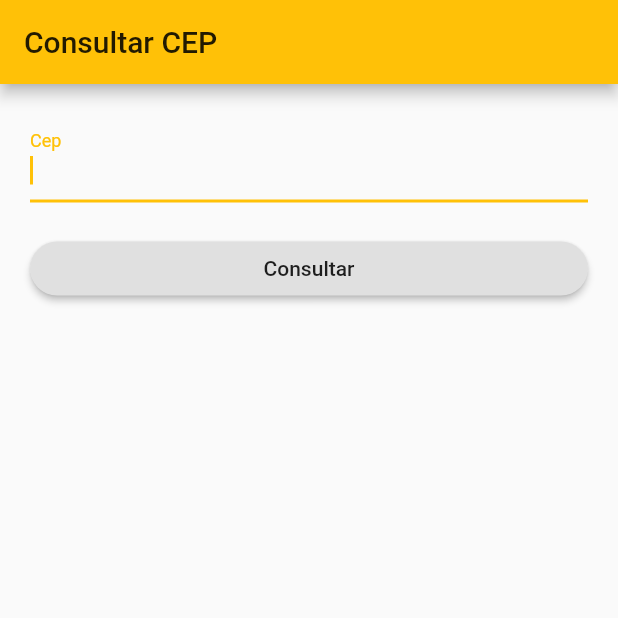
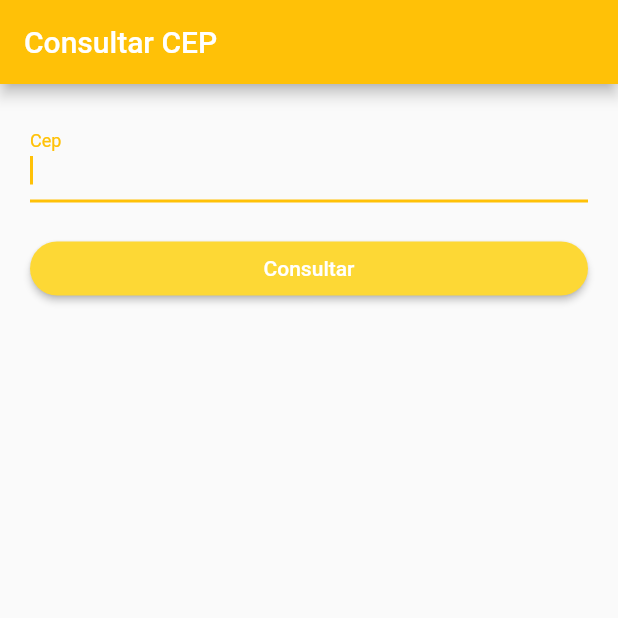
Before and after one commit to Gustacardoso/search_cep_api, a Flutter app: the screen it shows after launch, on a phone screen of 412 x 824 dp, the top half of it. Run offline on Flutter 3.47's test engine with Material 2 defaults, Android fonts, the phone set to English and light mode, and no system bars.

Commit message:
alterando cores do text

```diff
--- a/lib/models/result_cep.dart
+++ b/lib/models/result_cep.dart
@@ -1,11 +1,7 @@
-// To parse this JSON data, do
-//
-//     final welcome = welcomeFromMap(jsonString);
-
 import 'dart:convert';
 
-class Welcome {
-  Welcome({
+class ResultCep {
+  ResultCep({
     this.cep,
     this.logradouro,
     this.complemento,
@@ -29,11 +25,11 @@ class Welcome {
   String ddd;
   String siafi;
 
-  factory Welcome.fromJson(String str) => Welcome.fromMap(json.decode(str));
+  factory ResultCep.fromJson(String str) => ResultCep.fromMap(json.decode(str));
 
   String toJson() => json.encode(toMap());
 
-  factory Welcome.fromMap(Map<String, dynamic> json) => Welcome(
+  factory ResultCep.fromMap(Map<String, dynamic> json) => ResultCep(
         cep: json["cep"],
         logradouro: json["logradouro"],
         complemento: json["complemento"],
--- a/lib/views/home_page.dart
+++ b/lib/views/home_page.dart
@@ -23,7 +23,10 @@ class _HomePageState extends State<HomePage> {
   Widget build(BuildContext context) {
     return Scaffold(
       appBar: AppBar(
-        title: Text('Consultar CEP'),
+        title: Text(
+          'Consultar CEP',
+          style: TextStyle(color: Colors.white),
+        ),
       ),
       body: SingleChildScrollView(
         padding: EdgeInsets.all(20.0),
@@ -55,8 +58,14 @@ class _HomePageState extends State<HomePage> {
       padding: const EdgeInsets.only(top: 20.0),
       child: RaisedButton(
         onPressed: _searchCep,
-        child: _loading ? _circularLoading() : Text('Consultar'),
+        child: _loading
+            ? _circularLoading()
+            : Text(
+                'Consultar',
+                style: TextStyle(color: Colors.white),
+              ),
         shape: RoundedRectangleBorder(borderRadius: BorderRadius.circular(20)),
+        color: Colors.yellow[600],
       ),
     );
   }
```
